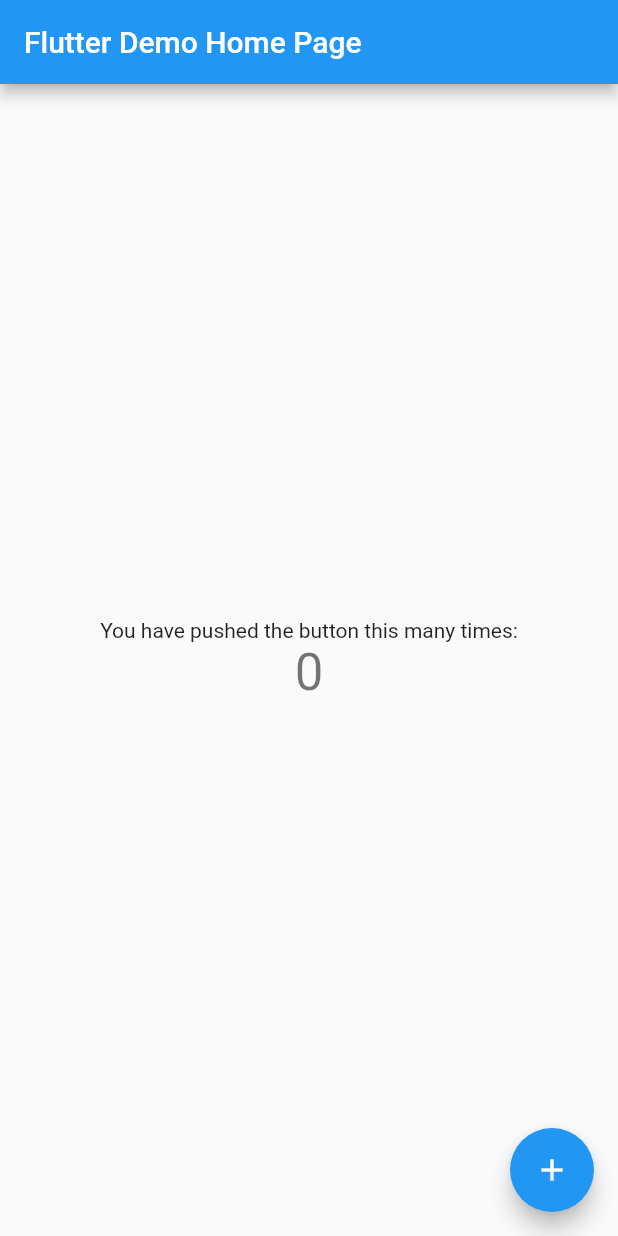
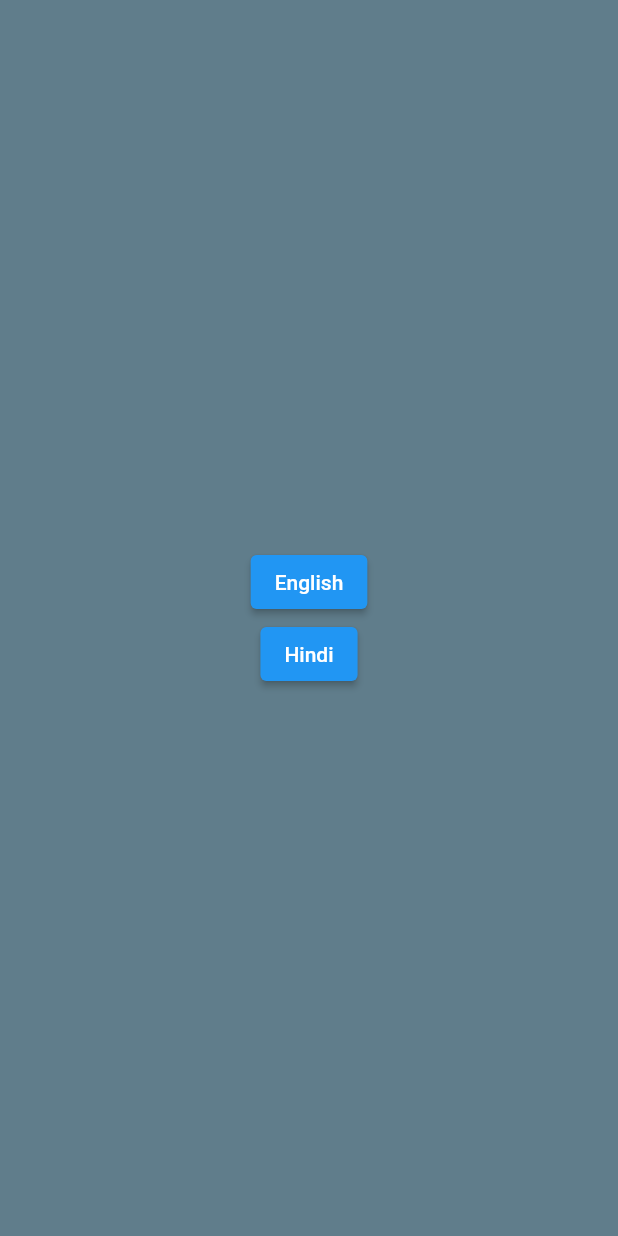
Before and after one commit to SandyUndefined/Flutter-Jobs-UI, a Flutter app: the screen it shows after launch, on a phone screen of 412 x 824 dp. Run offline on Flutter 3.47's test engine with Material 2 defaults, Android fonts, the phone set to English and light mode, and no system bars.

Commit message:
Added screens

```diff
--- a/lib/main.dart
+++ b/lib/main.dart
@@ -1,4 +1,5 @@
 import 'package:flutter/material.dart';
+import 'package:jobs_ui/screens/language.dart';
 
 void main() {
   runApp(const MyApp());
@@ -6,110 +7,14 @@
 
 class MyApp extends StatelessWidget {
   const MyApp({Key? key}) : super(key: key);
-
-  // This widget is the root of your application.
   @override
   Widget build(BuildContext context) {
     return MaterialApp(
-      title: 'Flutter Demo',
+      debugShowCheckedModeBanner: false,
       theme: ThemeData(
-        // This is the theme of your application.
-        //
-        // Try running your application with "flutter run". You'll see the
-        // application has a blue toolbar. Then, without quitting the app, try
-        // changing the primarySwatch below to Colors.green and then invoke
-        // "hot reload" (press "r" in the console where you ran "flutter run",
-        // or simply save your changes to "hot reload" in a Flutter IDE).
-        // Notice that the counter didn't reset back to zero; the application
-        // is not restarted.
         primarySwatch: Colors.blue,
       ),
-      home: const MyHomePage(title: 'Flutter Demo Home Page'),
+      home: const Language(),
     );
   }
 }
-
-class MyHomePage extends StatefulWidget {
-  const MyHomePage({Key? key, required this.title}) : super(key: key);
-
-  // This widget is the home page of your application. It is stateful, meaning
-  // that it has a State object (defined below) that contains fields that affect
-  // how it looks.
-
-  // This class is the configuration for the state. It holds the values (in this
-  // case the title) provided by the parent (in this case the App widget) and
-  // used by the build method of the State. Fields in a Widget subclass are
-  // always marked "final".
-
-  final String title;
-
-  @override
-  State<MyHomePage> createState() => _MyHomePageState();
-}
-
-class _MyHomePageState extends State<MyHomePage> {
-  int _counter = 0;
-
-  void _incrementCounter() {
-    setState(() {
-      // This call to setState tells the Flutter framework that something has
-      // changed in this State, which causes it to rerun the build method below
-      // so that the display can reflect the updated values. If we changed
-      // _counter without calling setState(), then the build method would not be
-      // called again, and so nothing would appear to happen.
-      _counter++;
-    });
-  }
-
-  @override
-  Widget build(BuildContext context) {
-    // This method is rerun every time setState is called, for instance as done
-    // by the _incrementCounter method above.
-    //
-    // The Flutter framework has been optimized to make rerunning build methods
-    // fast, so that you can just rebuild anything that needs updating rather
-    // than having to individually change instances of widgets.
-    return Scaffold(
-      appBar: AppBar(
-        // Here we take the value from the MyHomePage object that was created by
-        // the App.build method, and use it to set our appbar title.
-        title: Text(widget.title),
-      ),
-      body: Center(
-        // Center is a layout widget. It takes a single child and positions it
-        // in the middle of the parent.
-        child: Column(
-          // Column is also a layout widget. It takes a list of children and
-          // arranges them vertically. By default, it sizes itself to fit its
-          // children horizontally, and tries to be as tall as its parent.
-          //
-          // Invoke "debug painting" (press "p" in the console, choose the
-          // "Toggle Debug Paint" action from the Flutter Inspector in Android
-          // Studio, or the "Toggle Debug Paint" command in Visual Studio Code)
-          // to see the wireframe for each widget.
-          //
-          // Column has various properties to control how it sizes itself and
-          // how it positions its children. Here we use mainAxisAlignment to
-          // center the children vertically; the main axis here is the vertical
-          // axis because Columns are vertical (the cross axis would be
-          // horizontal).
-          mainAxisAlignment: MainAxisAlignment.center,
-          children: <Widget>[
-            const Text(
-              'You have pushed the button this many times:',
-            ),
-            Text(
-              '$_counter',
-              style: Theme.of(context).textTheme.headline4,
-            ),
-          ],
-        ),
-      ),
-      floatingActionButton: FloatingActionButton(
-        onPressed: _incrementCounter,
-        tooltip: 'Increment',
-        child: const Icon(Icons.add),
-      ), // This trailing comma makes auto-formatting nicer for build methods.
-    );
-  }
-}
--- /dev/null
+++ b/lib/screens/language.dart
@@ -0,0 +1,43 @@
+import 'package:flutter/material.dart';
+import 'package:jobs_ui/screens/account.dart';
+import 'package:jobs_ui/screens/login.dart';
+
+class Language extends StatefulWidget {
+  const Language({Key? key}) : super(key: key);
+
+  @override
+  _LanguageState createState() => _LanguageState();
+}
+
+class _LanguageState extends State<Language> {
+  @override
+  Widget build(BuildContext context) {
+    var screenwidth = MediaQuery.of(context).size.width;
+    var screenheight = MediaQuery.of(context).size.height;
+    var blockSizeHorizontal = (screenwidth / 100);
+    var blockSizeVertical = (screenheight / 100);
+    return Scaffold(
+      resizeToAvoidBottomInset: false,
+      backgroundColor: Colors.blueGrey,
+      body: Center(
+        child: Column(
+          mainAxisAlignment: MainAxisAlignment.center,
+          children: [
+            ElevatedButton(
+                onPressed: () {
+                  Navigator.of(context).push(
+                    MaterialPageRoute(
+                      builder: (context) {
+                        return const Account();
+                      },
+                    ),
+                  );
+                },
+                child: const Text("English")),
+            ElevatedButton(onPressed: () {}, child: const Text("Hindi")),
+          ],
+        ),
+      ),
+    );
+  }
+}
--- a/pubspec.yaml
+++ b/pubspec.yaml
@@ -58,8 +58,8 @@
   uses-material-design: true
 
   # To add assets to your application, add an assets section, like this:
-  # assets:
-  #   - images/a_dot_burr.jpeg
+  assets:
+    - assets/images/
   #   - images/a_dot_ham.jpeg
 
   # An image asset can refer to one or more resolution-specific "variants", see
```
Also changed, not shown: lib/screens/account.dart (added, +42 -0 lines), lib/screens/login.dart (added, +156 -0 lines), lib/screens/otp.dart (added, +184 -0 lines), lib/screens/registration.dart (added, +19 -0 lines), lib/screens/selector.dart (added, +15 -0 lines), assets/images/illustration-2.png (added), assets/images/illustration-3.png (added).
